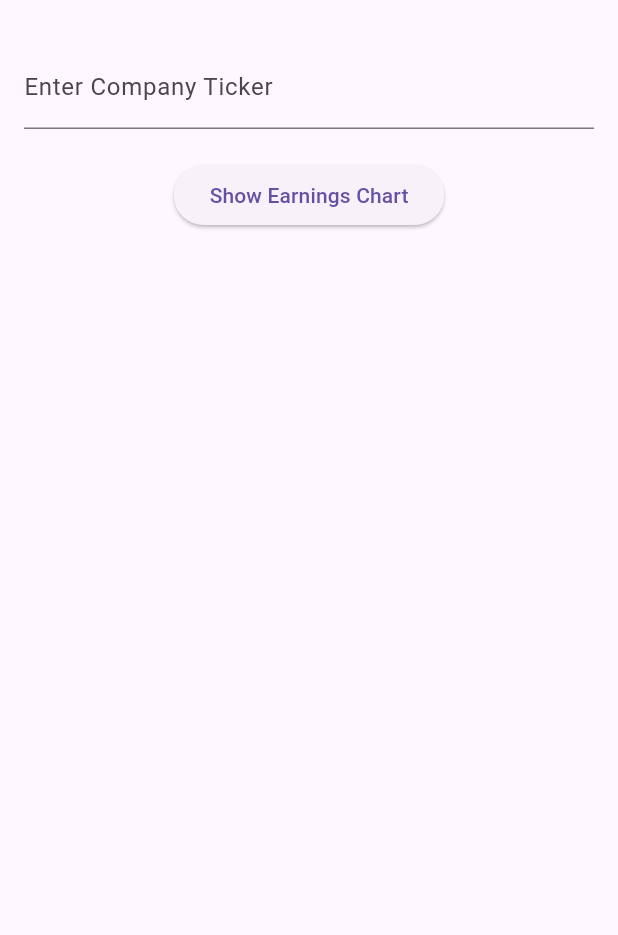
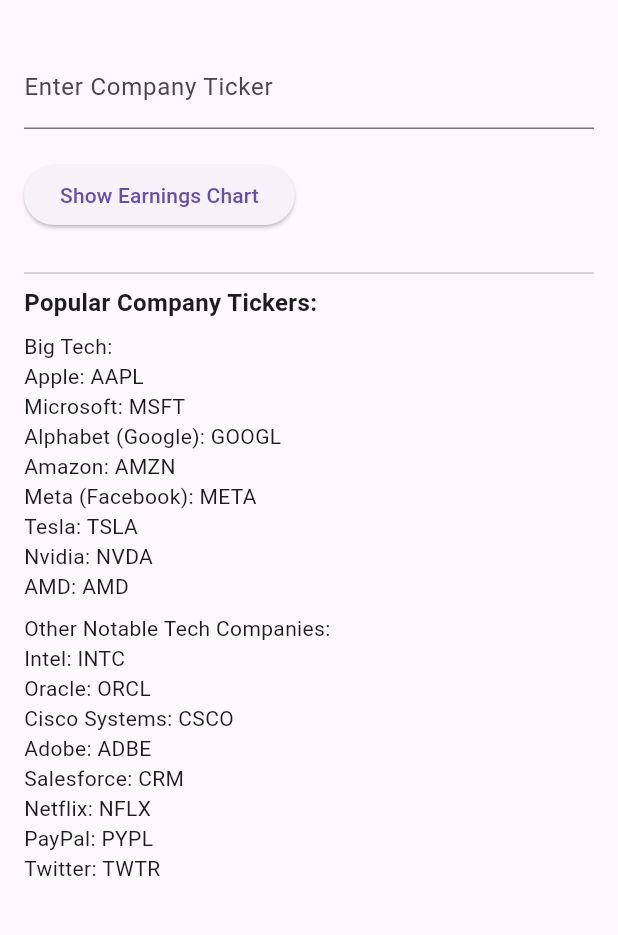
Before and after one commit to NikhilBeniwal1/earnings_tracker, a Flutter app: the screen it shows after launch, on a phone screen of 412 x 824 dp, the part 63-998 px from its top. Run offline on Flutter 3.47's test engine with Material 3 defaults, Android fonts, the phone set to English and light mode, and no system bars; our stand-ins replace fl_chart.

Commit message:
initial commit

```diff
--- a/lib/providers/earnings_provider.dart
+++ b/lib/providers/earnings_provider.dart
@@ -2,14 +2,25 @@ import 'package:flutter/material.dart';
 import '../models/earnings_data.dart';
 import '../services/api_service.dart';
 
+
 class EarningsProvider with ChangeNotifier {
   List<EarningsData> _earnings = [];
+  String _transcript = '';
+
 
   List<EarningsData> get earnings => _earnings;
+  String get transcript => _transcript;
 
   Future<void> fetchEarnings(String ticker) async {
     _earnings = await ApiService.fetchEarnings(ticker);
     notifyListeners();
+  }
 
+  Future<String> fetchEarningsTranscript(String ticker, String date) async {
+    final year = date.substring(0, 4);
+    final quarter = (int.parse(date.substring(5, 7)) - 1) ~/ 3 + 1;
+    _transcript = await ApiService.fetchEarningsTranscript(ticker, year, quarter);
+    notifyListeners();
+    return _transcript;
   }
 }
--- a/lib/screens/home_screen.dart
+++ b/lib/screens/home_screen.dart
@@ -12,9 +12,11 @@ class HomeScreen extends StatelessWidget {
       appBar: AppBar(
         title: Text("Earnings Tracker"),
       ),
-      body: Padding(
+      body: SingleChildScrollView(
+        child: Padding(
           padding: const EdgeInsets.all(16.0),
           child: Column(
+            crossAxisAlignment: CrossAxisAlignment.start,
             children: [
               TextField(
                 controller: _tickerController,
@@ -25,7 +27,6 @@ class HomeScreen extends StatelessWidget {
                 onPressed: () {
                   final ticker = _tickerController.text;
                   if (ticker.isNotEmpty) {
-                  // Fetch earnings and navigate to chart
                     Provider.of<EarningsProvider>(context, listen: false)
                         .fetchEarnings(ticker)
                         .then((_) {
@@ -40,7 +41,34 @@ class HomeScreen extends StatelessWidget {
                 },
                 child: Text("Show Earnings Chart"),
               ),
+              SizedBox(height: 20),
+              Divider(),
+              Text(
+                "Popular Company Tickers:",
+                style: TextStyle(fontSize: 16, fontWeight: FontWeight.bold),
+              ),
+              SizedBox(height: 8),
+              Text("Big Tech:"),
+              Text("Apple: AAPL"),
+              Text("Microsoft: MSFT"),
+              Text("Alphabet (Google): GOOGL"),
+              Text("Amazon: AMZN"),
+              Text("Meta (Facebook): META"),
+              Text("Tesla: TSLA"),
+              Text("Nvidia: NVDA"),
+              Text("AMD: AMD"),
+              SizedBox(height: 8),
+              Text("Other Notable Tech Companies:"),
+              Text("Intel: INTC"),
+              Text("Oracle: ORCL"),
+              Text("Cisco Systems: CSCO"),
+              Text("Adobe: ADBE"),
+              Text("Salesforce: CRM"),
+              Text("Netflix: NFLX"),
+              Text("PayPal: PYPL"),
+              Text("Twitter: TWTR"),
             ],
+          ),
         ),
       ),
     );
--- a/lib/services/api_service.dart
+++ b/lib/services/api_service.dart
@@ -22,7 +22,7 @@ class ApiService {
   }
 
   static Future<String> fetchEarningsTranscript(
-      String ticker, int year, int quarter) async {
+      String ticker, String year, int quarter) async {
     final url = Uri.parse(
         'https://api.api-ninjas.com/v1/earningstranscript?ticker=$ticker&year=$year&quarter=$quarter');
 
--- a/pubspec.yaml
+++ b/pubspec.yaml
@@ -36,7 +36,7 @@ dependencies:
   # Use with the CupertinoIcons class for iOS style icons.
   cupertino_icons: ^1.0.2
   http: ^0.13.4      # for making HTTP requests
-  fl_chart: ^0.40.0  # for drawing line charts
+  fl_chart: ^0.69.0  # for drawing line charts
   provider: ^6.0.0   # for state management
 
 
```
Also changed, not shown: lib/models/earnings_data.dart (+15 -0 lines), lib/screens/TranscriptScreen.dart (+29 -8 lines), lib/screens/chart_screen.dart (+89 -10 lines), pubspec.lock. Lines whose indentation alone changed are shown as unchanged.
